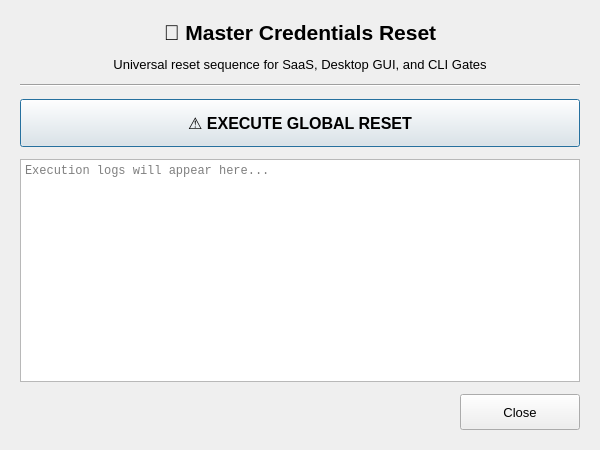
Old version of the form operator_tools/admin_reset/ui_assets/reset_admin.ui in the repository Arean82/llm_chat_app.
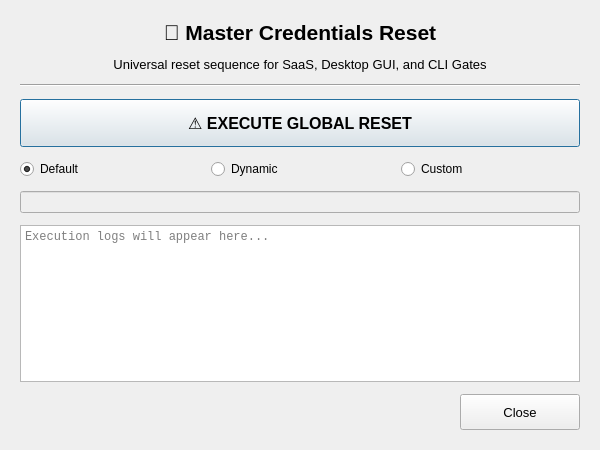
New version of the form.

Commit message: feat: implement multi-tenant database driver architecture and add admin account reset utility

Patch:
```diff
--- a/operator_tools/admin_reset/ui_assets/reset_admin.ui
+++ b/operator_tools/admin_reset/ui_assets/reset_admin.ui
@@ -94,6 +94,45 @@
      </property>
     </widget>
    </item>
+   <item>
+    <layout class="QVBoxLayout" name="verticalLayout_2">
+     <item>
+      <layout class="QHBoxLayout" name="horizontalLayout_4">
+       <item>
+        <widget class="QRadioButton" name="radio_default">
+         <property name="text">
+          <string>Default</string>
+         </property>
+         <property name="checked">
+          <bool>true</bool>
+         </property>
+        </widget>
+       </item>
+       <item>
+        <widget class="QRadioButton" name="radio_random">
+         <property name="text">
+          <string>Dynamic</string>
+         </property>
+        </widget>
+       </item>
+       <item>
+        <widget class="QRadioButton" name="radio_custom">
+         <property name="text">
+          <string>Custom</string>
+         </property>
+        </widget>
+       </item>
+      </layout>
+     </item>
+     <item>
+      <widget class="QLineEdit" name="custom_pass">
+       <property name="enabled">
+        <bool>false</bool>
+       </property>
+      </widget>
+     </item>
+    </layout>
+   </item>
    <item>
     <widget class="QTextEdit" name="log_output">
      <property name="font">
```
Left out of the diff: 10 changed lines with no effect on the pictures. The commit also changes 7 other files.
